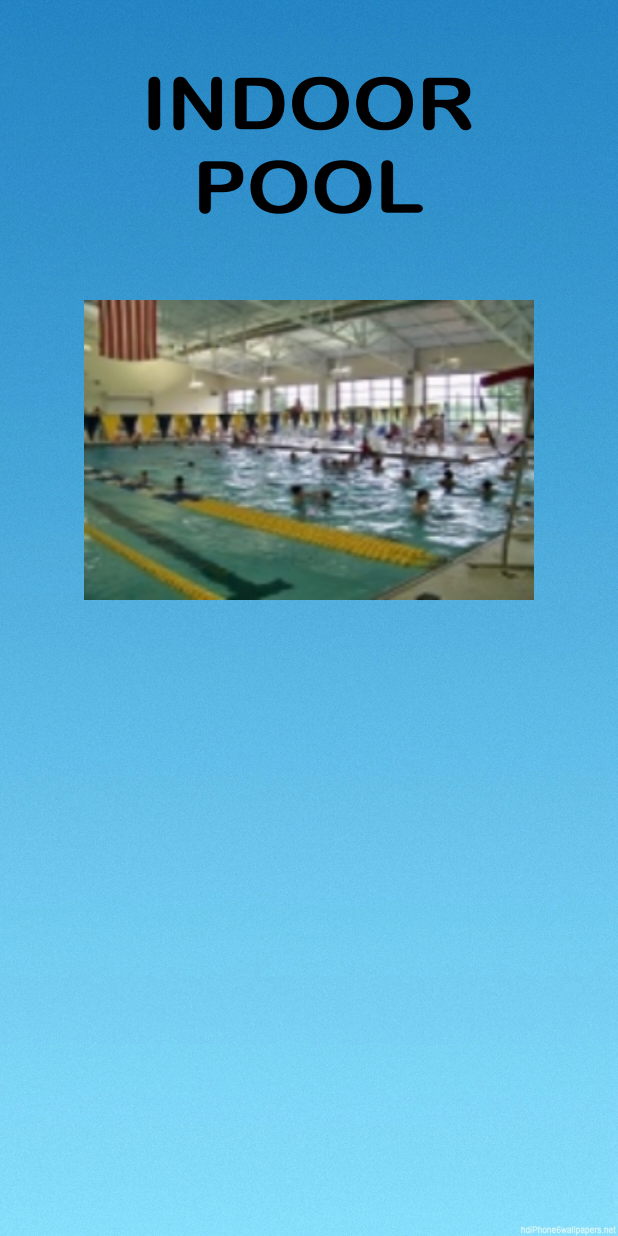
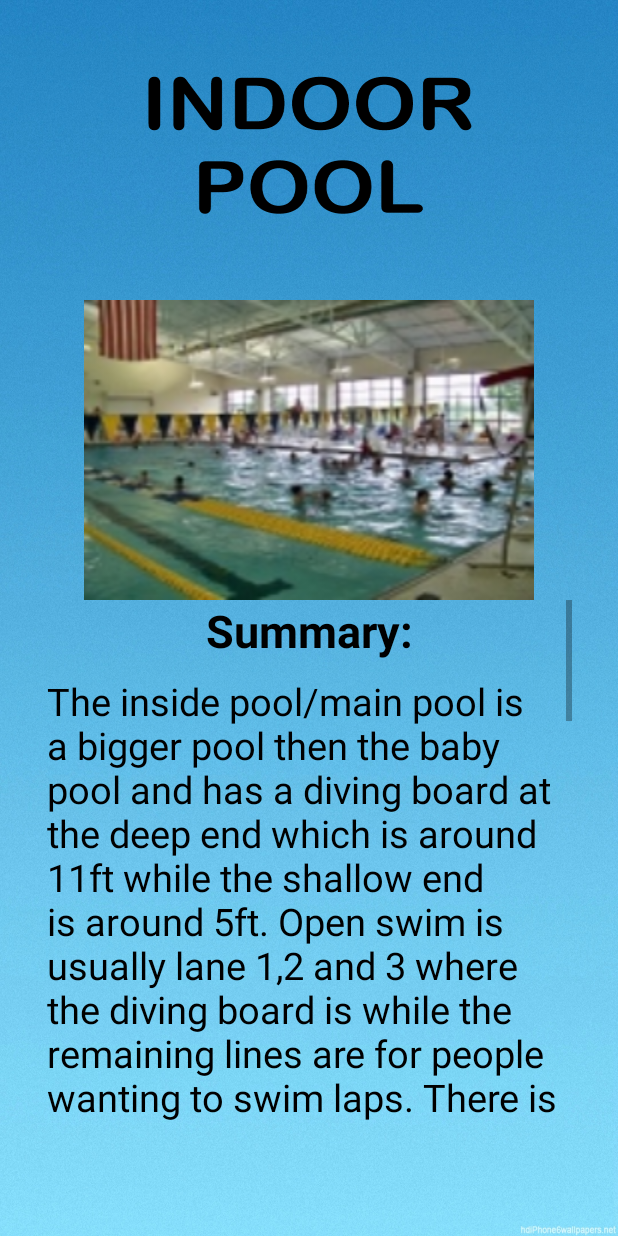
Before and after one commit to JordanRBurke/ShelbyParkAppDemo, an Android app: the fragment MainPoolInfoFragment placed in its activity, on a phone screen of 412 x 824 dp. Run offline under Robolectric (Android 15) with nearby library versions, the phone set to English and light mode, and no system bars; our stand-ins replace ButterKnife, Firebase (no records; nobody signed in at launch, a user with empty details on screens opened directly).

Commit message:
Added description for main pool fragment and also added some rules for patrons to review.

```diff
--- a/app/src/main/res/layout/fragment_main_pool_info.xml
+++ b/app/src/main/res/layout/fragment_main_pool_info.xml
@@ -22,6 +22,7 @@
             android:background="@drawable/indoor_pool_logo"/>
 
         <ImageView
+            android:id="@+id/main_pool_image_fragment"
             android:layout_width="300dp"
             android:layout_height="200dp"
             app:layout_constraintTop_toBottomOf="@id/main_pool_image_logo"
@@ -29,6 +30,71 @@
             app:layout_constraintRight_toRightOf="@id/main_pool_info_constraint"
             android:background="@drawable/indoor_pool_image"/>
 
+        <ScrollView
+            app:layout_constraintTop_toBottomOf="@id/main_pool_image_fragment"
+            app:layout_constraintLeft_toLeftOf="@id/main_pool_info_constraint"
+            app:layout_constraintRight_toRightOf="@id/main_pool_info_constraint"
+            android:layout_width="350dp"
+            android:layout_height="350dp">
+
+            <LinearLayout
+                android:layout_width="match_parent"
+                android:layout_height="match_parent"
+                android:orientation="vertical">
+
+                <TextView
+                    android:layout_width="350dp"
+                    android:layout_height="50dp"
+                    android:text="Summary:"
+                    android:textSize="30sp"
+                    android:textStyle="bold"
+                    android:textAlignment="center"
+                    android:textColor="#000000"/>
+
+                <TextView
+                    android:layout_width="350dp"
+                    android:layout_height="wrap_content"
+                    android:text="The inside pool/main pool is a bigger pool then the baby pool
+and has a diving board at the deep end which is around 11ft while the shallow end is around 5ft.
+Open swim is usually lane 1,2 and 3 where the diving board is while the remaining lines are for
+people wanting to swim laps. There is a sauna for adults close to the deep end of the pool."
+                    android:textColor="#000000"
+                    android:textSize="25sp"
+                    />
+
+                <TextView
+                    android:layout_width="350dp"
+                    android:layout_height="50dp"
+                    android:text="Rules:"
+                    android:textSize="30sp"
+                    android:textStyle="bold"
+                    android:textAlignment="center"
+                    android:textColor="#000000"
+                    />
+
+                <TextView
+                    android:layout_width="350dp"
+                    android:layout_height="wrap_content"
+                    android:text="1) No flotation devices in the deep end or going off the diving board, if they can't swim they shouldn't go off
+                    \n2) Children can not play in the lap lanes, they are for lap swimmers.
+                    \n3} You must be in the pool and actively watching your kid if he/she is below the age of 5.
+                    \n4) No goggles on the diving board, when kids go off they sometimes drop their goggles and go looking for it around the diving board, which is a safety hazard.
+                    \n5} In the event of lightning or thunder both outside and inside pools will close, based on superiors assessment.
+                    \n6) Only adults 18+ can have access to the sauna.
+                    \n7 No running on the pool deck.
+                    \n8 No smoking or vaping on the premises.
+                    \n9 There is no diving allowed in the shallow end, diving in deep end is okay (11ft).
+                    \n10 We call breaks occasionally and when we do kids have to get out unless they are below the age of 5 with an adult, this lasts around 10 minutes.
+                    \n11 No eating or drinking in the pool.
+                    \n12 "
+                    android:textSize="25dp"/>
+
+
+            </LinearLayout>
+
+
+        </ScrollView>
+
 
 
 
```
